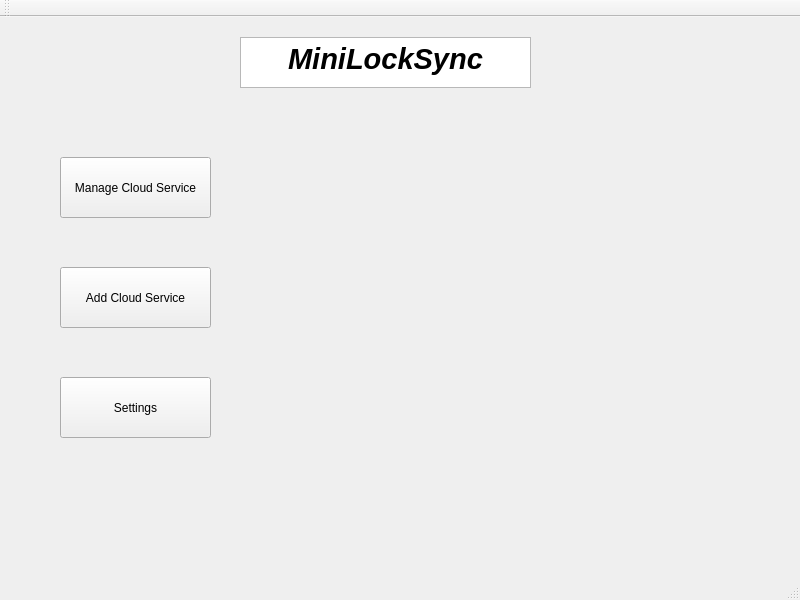
First picture: the form in src/mainwindow.ui, repository hsBoyz/MiniLockSync, before the edit.
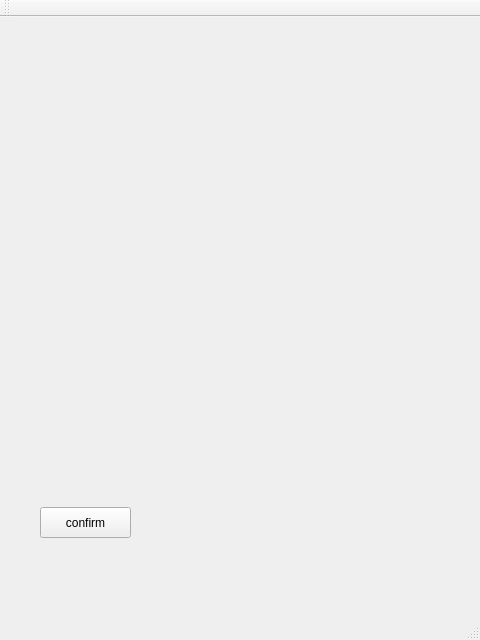
Second picture: the form after the edit.

Patch:
```diff
--- a/src/mainwindow.ui
+++ b/src/mainwindow.ui
@@ -6,68 +6,25 @@
    <rect>
     <x>0</x>
     <y>0</y>
-    <width>800</width>
-    <height>600</height>
+    <width>480</width>
+    <height>640</height>
    </rect>
   </property>
   <property name="windowTitle">
    <string>MainWindow</string>
   </property>
   <widget class="QWidget" name="centralWidget">
-   <widget class="QTextBrowser" name="Title">
+   <widget class="QPushButton" name="pushConfirm">
     <property name="geometry">
      <rect>
-      <x>240</x>
-      <y>20</y>
-      <width>291</width>
-      <height>51</height>
+      <x>40</x>
+      <y>490</y>
+      <width>91</width>
+      <height>31</height>
      </rect>
     </property>
-    <property name="html">
-     <string>&lt;!DOCTYPE HTML PUBLIC &quot;-//W3C//DTD HTML 4.0//EN&quot; &quot;http://www.w3.org/TR/REC-html40/strict.dtd&quot;&gt;
-&lt;html&gt;&lt;head&gt;&lt;meta name=&quot;qrichtext&quot; content=&quot;1&quot; /&gt;&lt;style type=&quot;text/css&quot;&gt;
-p, li { white-space: pre-wrap; }
-&lt;/style&gt;&lt;/head&gt;&lt;body style=&quot; font-family:'MS Shell Dlg 2'; font-size:8.25pt; font-weight:400; font-style:normal;&quot;&gt;
-&lt;p align=&quot;center&quot; style=&quot; margin-top:0px; margin-bottom:0px; margin-left:0px; margin-right:0px; -qt-block-indent:0; text-indent:0px;&quot;&gt;&lt;span style=&quot; font-size:22pt; font-weight:600; font-style:italic;&quot;&gt;MiniLockSync&lt;/span&gt;&lt;/p&gt;&lt;/body&gt;&lt;/html&gt;</string>
-    </property>
-   </widget>
-   <widget class="QPushButton" name="pushManage">
-    <property name="geometry">
-     <rect>
-      <x>60</x>
-      <y>140</y>
-      <width>151</width>
-      <height>61</height>
-     </rect>
-    </property>
     <property name="text">
-     <string>Manage Cloud Service</string>
-    </property>
-   </widget>
-   <widget class="QPushButton" name="pushAdd">
-    <property name="geometry">
-     <rect>
-      <x>60</x>
-      <y>250</y>
-      <width>151</width>
-      <height>61</height>
-     </rect>
-    </property>
-    <property name="text">
-     <string>Add Cloud Service</string>
-    </property>
-   </widget>
-   <widget class="QPushButton" name="pushSettings">
-    <property name="geometry">
-     <rect>
-      <x>60</x>
-      <y>360</y>
-      <width>151</width>
-      <height>61</height>
-     </rect>
-    </property>
-    <property name="text">
-     <string>Settings</string>
+     <string>confirm</string>
     </property>
    </widget>
   </widget>
@@ -81,6 +38,7 @@
     </rect>
    </property>
   </widget>
+  <widget class="QStatusBar" name="statusBar"/>
   <widget class="QToolBar" name="mainToolBar">
    <attribute name="toolBarArea">
     <enum>TopToolBarArea</enum>
@@ -89,7 +47,6 @@
     <bool>false</bool>
    </attribute>
   </widget>
-  <widget class="QStatusBar" name="statusBar"/>
  </widget>
  <layoutdefault spacing="6" margin="11"/>
  <resources/>
```
Left out of the diff: 2 changed lines with no effect on the pictures.
